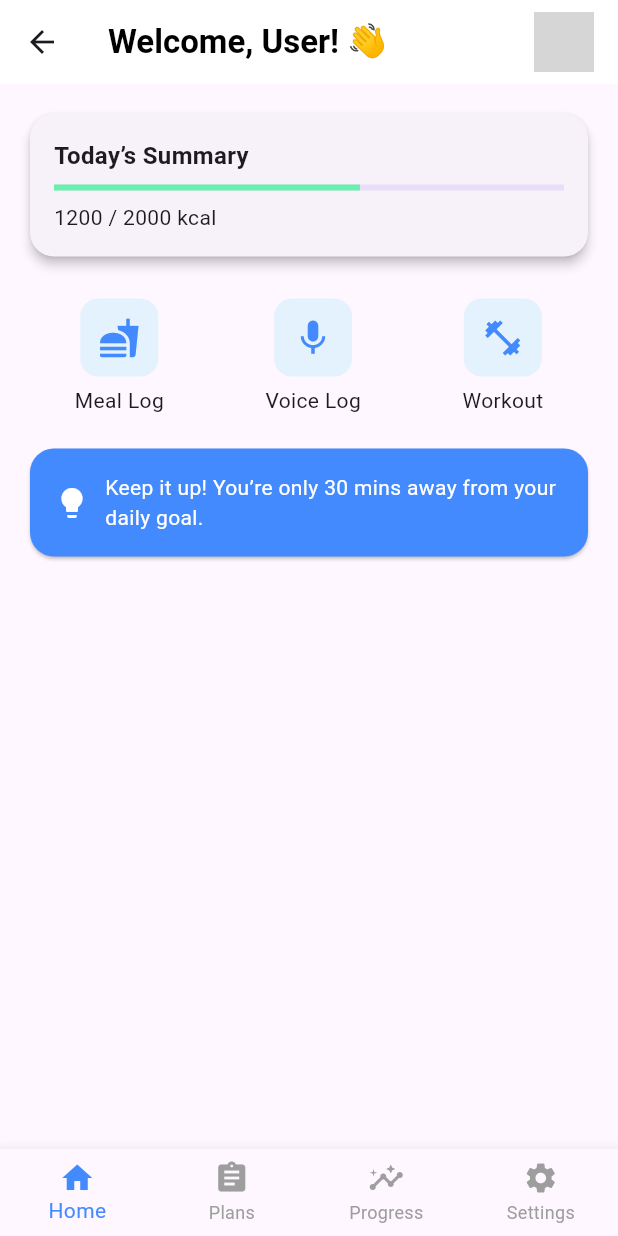
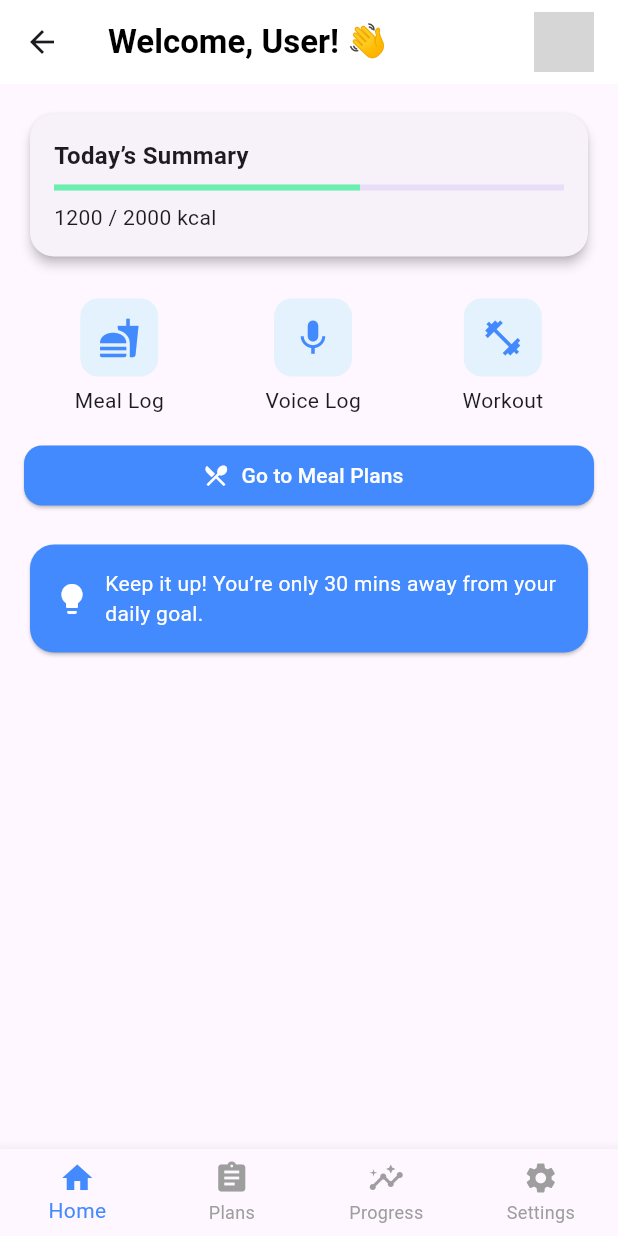
Before and after one commit to jayveeong05/Capstone-project, a Flutter app: the MainPage screen opened by its route, on a phone screen of 412 x 824 dp. Run offline on Flutter 3.47's test engine with Material 3 defaults, Android fonts, the phone set to English and light mode, and no system bars; our stand-ins replace image_picker, smooth_page_indicator; grey boxes are pictures that could not be loaded.

Commit message:
add meal plan page and button on main page

```diff
--- a/frontend/lib/pages/MainPage.dart
+++ b/frontend/lib/pages/MainPage.dart
@@ -1,4 +1,5 @@
 import 'package:flutter/material.dart';
+import 'MealPlans.dart';
 
 class MainPage extends StatelessWidget {
   const MainPage({super.key});
@@ -55,6 +56,29 @@ class MainPage extends StatelessWidget {
                   buildQuickAction(Icons.mic, 'Voice Log'),
                   buildQuickAction(Icons.fitness_center, 'Workout'),
                 ],
+              ),
+            ),
+            Padding(
+              padding: const EdgeInsets.symmetric(horizontal: 16.0, vertical: 8.0),
+              child: SizedBox(
+                width: double.infinity,
+                child: ElevatedButton.icon(
+                  icon: Icon(Icons.restaurant_menu),
+                  label: Text('Go to Meal Plans'),
+                  style: ElevatedButton.styleFrom(
+                    backgroundColor: Colors.blueAccent,
+                    foregroundColor: Colors.white,
+                    shape: RoundedRectangleBorder(
+                      borderRadius: BorderRadius.circular(12),
+                    ),
+                  ),
+                  onPressed: () {
+                    Navigator.push(
+                      context,
+                      MaterialPageRoute(builder: (context) => const MealPlansPage()),
+                    );
+                  },
+                ),
               ),
             ),
             Padding(
--- a/frontend/pubspec.yaml
+++ b/frontend/pubspec.yaml
@@ -36,6 +36,7 @@ dependencies:
   cupertino_icons: ^1.0.8
   http: ^1.4.0
   smooth_page_indicator: ^1.2.1
+  image_picker: ^1.1.2
 
 dev_dependencies:
   flutter_test:
```
Also changed, not shown: frontend/lib/pages/MealPlans.dart (added, +21 -0 lines), frontend/pubspec.lock, 6 other files.
